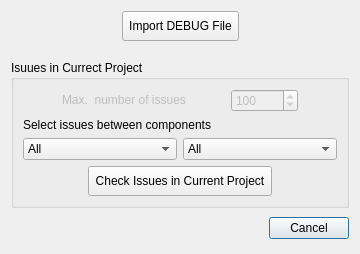
First picture: the form in flo2d/ui/errors.ui, repository FLO-2DSoftware/qgis-flo-2d-plugin, before the edit.
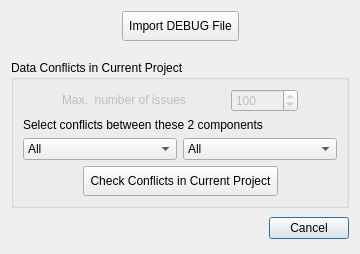
Second picture: the form after the edit.

What changed in the file:
```diff
--- a/flo2d/ui/errors.ui
+++ b/flo2d/ui/errors.ui
@@ -85,7 +85,7 @@
       </sizepolicy>
      </property>
      <property name="title">
-      <string>Isuues in Currect Project</string>
+      <string>Data Conflicts in Current Project</string>
      </property>
      <layout class="QGridLayout" name="gridLayout_4">
       <item row="0" column="0" colspan="2">
@@ -130,7 +130,7 @@
       <item row="1" column="0" colspan="2">
        <widget class="QLabel" name="label_2">
         <property name="text">
-         <string>Select issues between components</string>
+         <string>Select conflicts between these 2 components</string>
         </property>
        </widget>
       </item>
@@ -332,7 +332,7 @@
            </sizepolicy>
           </property>
           <property name="text">
-           <string>Check Issues in Current Project</string>
+           <string>Check Conflicts in Current Project</string>
           </property>
          </widget>
         </item>
```
